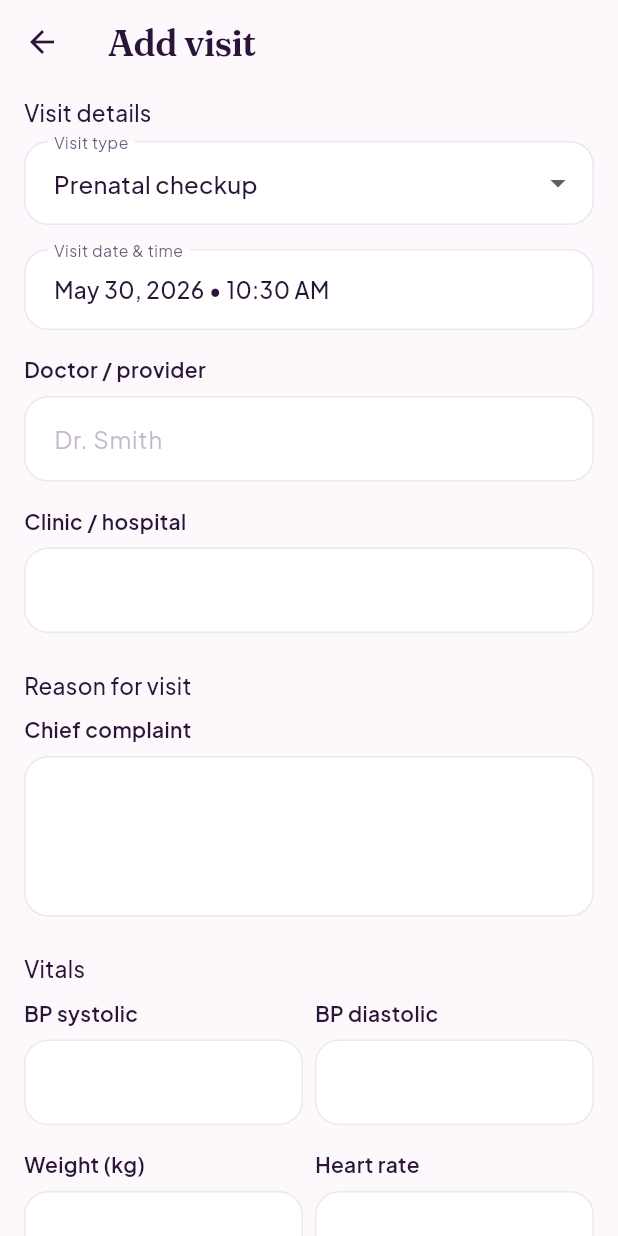
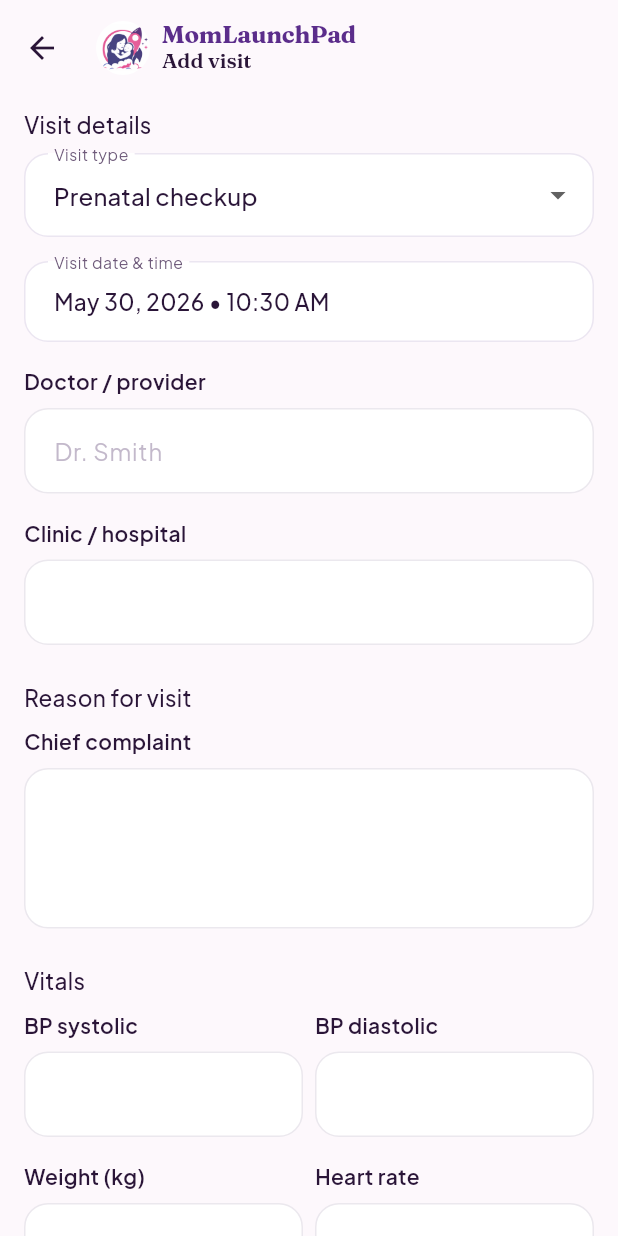
Before and after one commit to themobileprof/momlaunchpad-app, a Flutter app: the DoctorVisitFormScreen screen opened directly, on a phone screen of 412 x 824 dp. Run offline on Flutter 3.47's test engine with Material 3 defaults, Android fonts, the phone set to English and light mode, and no system bars; our stand-ins replace connectivity_plus, flutter_dotenv, flutter_riverpod, flutter_secure_storage, google_fonts, google_sign_in and 2 more; accounts and stored records are empty; network calls fail.

Commit message:
refactor(app_bar): replace AppBar with custom MomAppBar across multiple screens for consistent styling; update typography for app bar titles

```diff
--- a/lib/screens/conversation_list_screen.dart
+++ b/lib/screens/conversation_list_screen.dart
@@ -55,9 +55,8 @@ class _ConversationListScreenState extends ConsumerState<ConversationListScreen>
 
     return Scaffold(
       backgroundColor: context.appCanvas,
-      appBar: AppBar(
-        title: Text('Chat', style: AppTypography.headingMedium),
-        backgroundColor: context.appCanvas,
+      appBar: MomAppBar(
+        pageTitle: 'Chat',
         actions: [
           TextButton.icon(
             onPressed: state.isLoading ? null : _createNewConversation,
--- a/lib/screens/doctor_visit_form_screen.dart
+++ b/lib/screens/doctor_visit_form_screen.dart
@@ -220,13 +220,8 @@ class _DoctorVisitFormScreenState extends ConsumerState<DoctorVisitFormScreen> {
 
     return Scaffold(
       backgroundColor: context.appCanvas,
-      appBar: AppBar(
-        title: Text(
-          _isEditing ? 'Edit visit' : 'Add visit',
-          style: AppTypography.headingMedium,
-        ),
-        backgroundColor: Colors.transparent,
-        elevation: 0,
+      appBar: MomAppBar(
+        pageTitle: _isEditing ? 'Edit visit' : 'Add visit',
       ),
       body: Form(
         key: _formKey,
--- a/lib/screens/doctor_visits_screen.dart
+++ b/lib/screens/doctor_visits_screen.dart
@@ -44,11 +44,7 @@ class _DoctorVisitsScreenState extends ConsumerState<DoctorVisitsScreen> {
 
     return Scaffold(
       backgroundColor: context.appCanvas,
-      appBar: AppBar(
-        title: Text('Visit records', style: AppTypography.headingMedium),
-        backgroundColor: Colors.transparent,
-        elevation: 0,
-      ),
+      appBar: const MomAppBar(pageTitle: 'Visit records'),
       body: _buildBody(state, dateFormat),
       floatingActionButton: Padding(
         padding: const EdgeInsets.only(bottom: 80),
--- a/lib/screens/home_dashboard_screen.dart
+++ b/lib/screens/home_dashboard_screen.dart
@@ -48,6 +48,7 @@ class _HomeDashboardScreenState extends ConsumerState<HomeDashboardScreen> {
 
     return Scaffold(
       backgroundColor: context.appCanvas,
+      appBar: const MomAppBar(pageTitle: 'Home'),
       body: RefreshIndicator(
         onRefresh: () async {
           ref.invalidate(recentSymptomsProvider);
@@ -68,9 +69,7 @@ class _HomeDashboardScreenState extends ConsumerState<HomeDashboardScreen> {
                 child: Column(
                   crossAxisAlignment: CrossAxisAlignment.start,
                   children: [
-                    Text('Home', style: AppTypography.headingLarge),
                     if (profile?.pregnancyWeek != null) ...[
-                      const SizedBox(height: AppSpacing.spaceXS),
                       AppBadge(
                         label: 'Week ${profile!.pregnancyWeek}',
                         icon: Icons.favorite_rounded,
--- a/lib/screens/profile_screen.dart
+++ b/lib/screens/profile_screen.dart
@@ -173,9 +173,7 @@ class _ProfileScreenState extends ConsumerState<ProfileScreen> {
     }
 
     return Scaffold(
-      appBar: AppBar(
-        title: Text('Your profile', style: AppTypography.headingMedium),
-      ),
+      appBar: const MomAppBar(pageTitle: 'Your profile'),
       body: profileState.isLoading && profile == null
           ? const LoadingState(message: 'Loading profile...')
           : profileState.error != null && profile == null
--- a/lib/screens/savings_screen.dart
+++ b/lib/screens/savings_screen.dart
@@ -32,8 +32,8 @@ class _SavingsScreenState extends ConsumerState<SavingsScreen> {
     final summary = savingsState.summary;
 
     return Scaffold(
-      appBar: AppBar(
-        title: Text('Savings', style: AppTypography.headingMedium),
+      appBar: MomAppBar(
+        pageTitle: 'Savings',
         actions: [
           IconButton(
             icon: const Icon(Icons.settings_outlined),
--- a/lib/screens/settings_screen.dart
+++ b/lib/screens/settings_screen.dart
@@ -19,9 +19,7 @@ class SettingsScreen extends ConsumerWidget {
     final themePreference = ref.watch(themePreferenceProvider);
 
     return Scaffold(
-      appBar: AppBar(
-        title: Text('Settings', style: AppTypography.headingMedium),
-      ),
+      appBar: const MomAppBar(pageTitle: 'Settings'),
       body: ListView(
         padding: const EdgeInsets.only(
           top: AppSpacing.spaceMD,
--- a/lib/screens/symptom_history_screen.dart
+++ b/lib/screens/symptom_history_screen.dart
@@ -4,6 +4,7 @@ import '../models/symptom.dart';
 import '../providers/symptom_provider.dart';
 import '../utils/symptom_resolve.dart';
 import '../widgets/symptom_source_chat_link.dart';
+import '../widgets/widgets.dart';
 import '../theme/colors.dart';
 import 'package:intl/intl.dart';
 
@@ -48,8 +49,8 @@ class _SymptomHistoryScreenState extends ConsumerState<SymptomHistoryScreen> {
     final historyAsync = ref.watch(symptomHistoryProvider(params));
 
     return Scaffold(
-      appBar: AppBar(
-        title: const Text('Symptom History'),
+      appBar: MomAppBar(
+        pageTitle: 'Symptom History',
         actions: [
           IconButton(
             icon: const Icon(Icons.filter_list),
--- a/lib/screens/symptom_stats_screen.dart
+++ b/lib/screens/symptom_stats_screen.dart
@@ -11,6 +11,7 @@ import '../theme/colors.dart';
 import '../theme/typography.dart';
 import '../widgets/log_vitals_sheet.dart';
 import '../widgets/symptom_source_chat_link.dart';
+import '../widgets/widgets.dart';
 import 'symptom_history_screen.dart';
 
 /// Health tracker with Symptoms and Vitals on separate tabs.
@@ -51,8 +52,8 @@ class _SymptomStatsScreenState extends ConsumerState<SymptomStatsScreen>
   @override
   Widget build(BuildContext context) {
     return Scaffold(
-      appBar: AppBar(
-        title: const Text('Health Tracker'),
+      appBar: MomAppBar(
+        pageTitle: 'Health Tracker',
         bottom: TabBar(
           controller: _tabController,
           tabs: const [
--- a/lib/theme/typography.dart
+++ b/lib/theme/typography.dart
@@ -70,6 +70,21 @@ class AppTypography {
         letterSpacing: -0.5,
       );
 
+  static TextStyle get appBarBrand => GoogleFonts.fraunces(
+        fontSize: 16,
+        fontWeight: FontWeight.w700,
+        color: AppColors.plum,
+        letterSpacing: -0.2,
+        height: 1.1,
+      );
+
+  static TextStyle get pageTitle => GoogleFonts.fraunces(
+        fontSize: 14,
+        fontWeight: FontWeight.w600,
+        color: AppColors.ink,
+        height: 1.2,
+      );
+
   static TextStyle headingLargeLight() =>
       headingLarge.copyWith(color: AppColors.white);
 
--- /dev/null
+++ b/lib/widgets/mom_app_bar.dart
@@ -0,0 +1,107 @@
+import 'package:flutter/material.dart';
+import '../theme/spacing.dart';
+import '../theme/typography.dart';
+
+/// Brand row plus page title for use in [MomAppBar] or custom app bars.
+class MomAppBarTitle extends StatelessWidget {
+  final String pageTitle;
+  final Widget? subtitle;
+
+  const MomAppBarTitle({
+    super.key,
+    required this.pageTitle,
+    this.subtitle,
+  });
+
+  static const double _logoSize = 36;
+
+  @override
+  Widget build(BuildContext context) {
+    return Row(
+      children: [
+        ClipOval(
+          child: Image.asset(
+            'assets/images/logo.png',
+            width: _logoSize,
+            height: _logoSize,
+            fit: BoxFit.cover,
+          ),
+        ),
+        const SizedBox(width: AppSpacing.spaceSM),
+        Expanded(
+          child: Column(
+            crossAxisAlignment: CrossAxisAlignment.start,
+            mainAxisSize: MainAxisSize.min,
+            children: [
+              Text(
+                'MomLaunchPad',
+                style: AppTypography.appBarBrand,
+                maxLines: 1,
+                overflow: TextOverflow.ellipsis,
+              ),
+              Text(
+                pageTitle,
+                style: AppTypography.pageTitle,
+                maxLines: 1,
+                overflow: TextOverflow.ellipsis,
+              ),
+              if (subtitle != null) ...[
+                const SizedBox(height: 2),
+                subtitle!,
+              ],
+            ],
+          ),
+        ),
+      ],
+    );
+  }
+}
+
+/// Consistent app bar with logo, brand name, and page title.
+class MomAppBar extends StatelessWidget implements PreferredSizeWidget {
+  final String pageTitle;
+  final Widget? subtitle;
+  final List<Widget>? actions;
+  final Widget? leading;
+  final PreferredSizeWidget? bottom;
+  final bool automaticallyImplyLeading;
+
+  const MomAppBar({
+    super.key,
+    required this.pageTitle,
+    this.subtitle,
+    this.actions,
+    this.leading,
+    this.bottom,
+    this.automaticallyImplyLeading = true,
+  });
+
+  static const double _toolbarHeight = 64;
+  static const double _toolbarHeightWithSubtitle = 72;
+
+  @override
+  Size get preferredSize {
+    final bottomHeight = bottom?.preferredSize.height ?? 0;
+    final toolbarHeight =
+        subtitle != null ? _toolbarHeightWithSubtitle : _toolbarHeight;
+    return Size.fromHeight(toolbarHeight + bottomHeight);
+  }
+
+  @override
+  Widget build(BuildContext context) {
+    final toolbarHeight =
+        subtitle != null ? _toolbarHeightWithSubtitle : _toolbarHeight;
+    return AppBar(
+      toolbarHeight: toolbarHeight,
+      titleSpacing: AppSpacing.spaceSM,
+      automaticallyImplyLeading: automaticallyImplyLeading,
+      leading: leading,
+      title: MomAppBarTitle(
+        pageTitle: pageTitle,
+        subtitle: subtitle,
+      ),
+      actions: actions,
+      bottom: bottom,
+    );
+  }
+}
--- a/lib/widgets/widgets.dart
+++ b/lib/widgets/widgets.dart
@@ -12,3 +12,4 @@ export 'app_badge.dart';
 export 'chat_bubble.dart';
 export 'glass_container.dart';
 export 'neumorphic_button.dart';
+export 'mom_app_bar.dart';
```
Also changed, not shown: lib/screens/calendar_screen.dart (+1 -6 lines), lib/screens/chat_screen.dart (+3 -13 lines), 1 other file.
